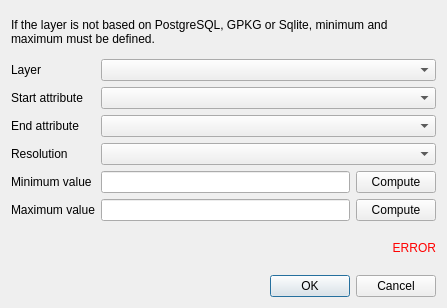
3liz/lizmap-plugin, file lizmap/resources/ui/ui_form_time_manager.ui: the form before one commit.
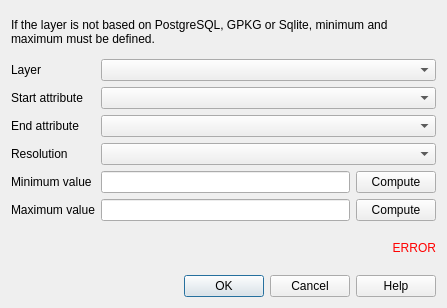
The form after the commit. Custom widgets are drawn as their Qt base class.

Commit message: UX - Add a link to the online help on each edition form

Diff of the .ui file:
```diff
--- a/lizmap/resources/ui/ui_form_time_manager.ui
+++ b/lizmap/resources/ui/ui_form_time_manager.ui
@@ -132,7 +132,7 @@
       <enum>Qt::Horizontal</enum>
      </property>
      <property name="standardButtons">
-      <set>QDialogButtonBox::Cancel|QDialogButtonBox::Ok</set>
+      <set>QDialogButtonBox::Help|QDialogButtonBox::Cancel|QDialogButtonBox::Ok</set>
      </property>
     </widget>
    </item>
```
The commit also changes 21 other files.
